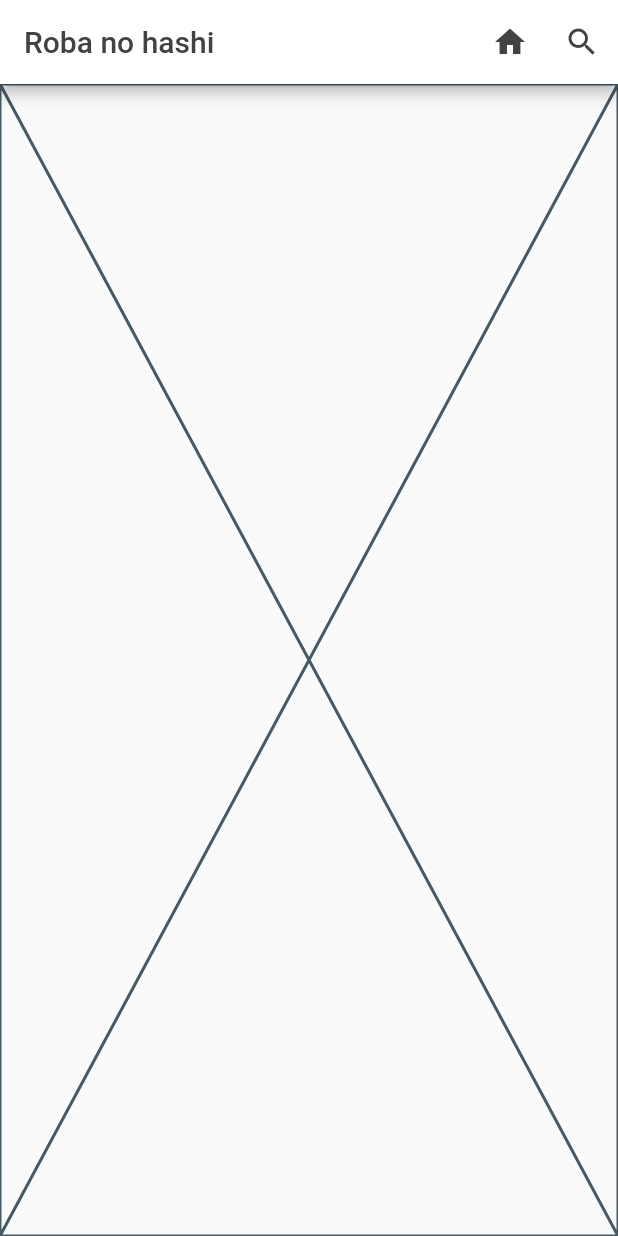
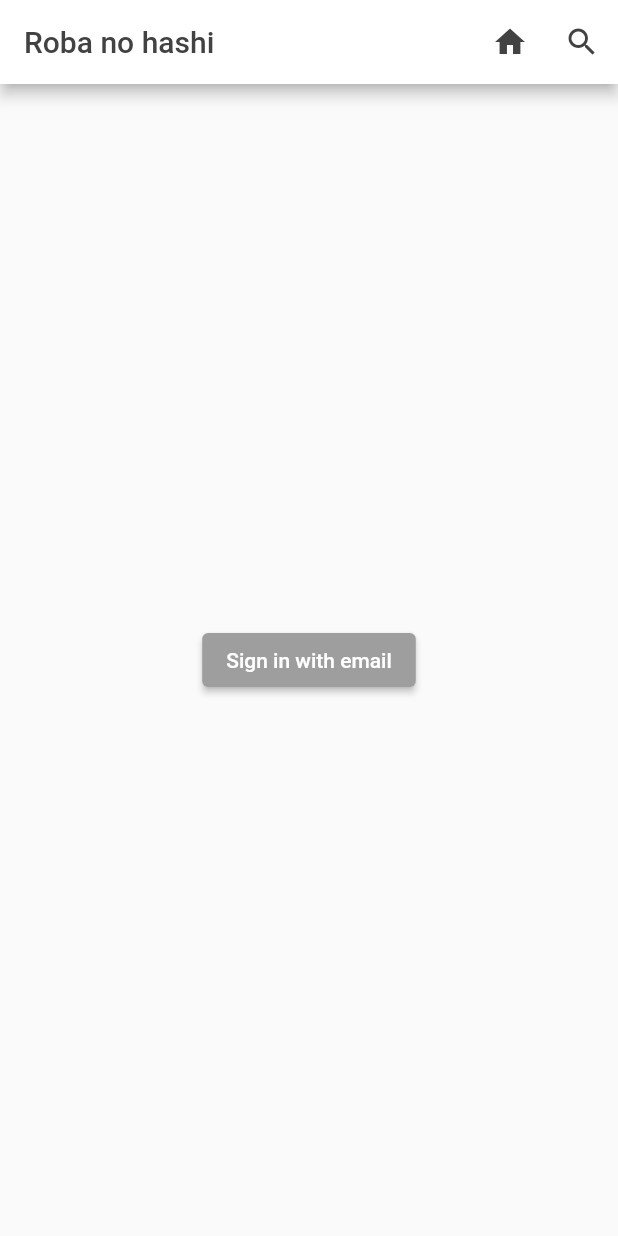
Before and after one commit to martingrzzler/robanohashi-app, a Flutter app: the screen it shows after launch, on a phone screen of 412 x 824 dp. Run offline on Flutter 3.47's test engine with Material 2 defaults, Android fonts, the phone set to English and light mode, and no system bars; our stand-ins replace firebase_auth, firebase_core, timeago; missing offline and left inert: firebase_ui_auth, firebase_ui_oauth_google, jovial_svg; accounts and stored records are empty.

Commit message:
added user authentication

```diff
--- a/lib/main.dart
+++ b/lib/main.dart
@@ -1,18 +1,56 @@
+import 'package:firebase_auth/firebase_auth.dart' hide EmailAuthProvider;
+import 'package:firebase_ui_auth/firebase_ui_auth.dart';
+import 'package:firebase_ui_oauth_google/firebase_ui_oauth_google.dart';
 import 'package:flutter/material.dart';
+import 'package:provider/provider.dart';
+import 'package:robanohashi/firebase_options.dart';
 import 'package:robanohashi/pages/kanji/kanji.dart';
 import 'package:robanohashi/pages/radical/radical.dart';
 import 'package:robanohashi/pages/vocabulary/vocabulary.dart';
+import 'package:firebase_core/firebase_core.dart';
+import 'package:robanohashi/service/auth.dart';
 
 import 'pages/home.dart';
 
-void main() => runApp(const App());
+Future<void> main() async {
+  WidgetsFlutterBinding.ensureInitialized();
+
+  print("LOG ${Firebase.apps}");
+  print("LOG initializing Firebase");
+  try {
+    await Firebase.initializeApp(
+        options: DefaultFirebaseOptions.currentPlatform);
+  } catch (e) {
+    print("LOG error initializing Firebase: $e");
+  }
+  print("LOG done with Firebase");
+  FirebaseUIAuth.configureProviders([
+    EmailAuthProvider(),
+    GoogleProvider(
+      clientId: DefaultFirebaseOptions.currentPlatform.androidClientId ??
+          DefaultFirebaseOptions.currentPlatform.iosClientId ??
+          '',
+    )
+  ]);
+
+  runApp(const App());
+}
 
 class App extends StatelessWidget {
   const App({super.key});
 
   @override
   Widget build(BuildContext context) {
-    return MaterialApp(
+    return MultiProvider(
+      providers: [
+        Provider(
+          create: (_) => AuthService(FirebaseAuth.instance),
+        ),
+        StreamProvider(
+            create: (context) => context.read<AuthService>().authStateChanges,
+            initialData: null)
+      ],
+      child: MaterialApp(
         theme: ThemeData(
           brightness: Brightness.light,
           appBarTheme: AppBarTheme(
@@ -42,6 +80,32 @@ class App extends StatelessWidget {
         initialRoute: '/',
         routes: {
           '/': (context) => const Home(),
+          '/login': (context) => SignInScreen(
+                actions: [
+                  AuthStateChangeAction<SignedIn>((context, state) {
+                    if (!state.user!.emailVerified) {
+                      Navigator.pushNamed(context, '/verify-email');
+                    } else {
+                      Navigator.pushReplacementNamed(context, '/');
+                    }
+                  }),
+                  AuthStateChangeAction<UserCreated>((context, state) {
+                    // AuthStateChangeAction<SignedIn> does not trigger on registered user
+                    if (!state.credential.user!.emailVerified) {
+                      Navigator.pushNamed(context, '/verify-email');
+                    } else {
+                      Navigator.pushReplacementNamed(context, '/');
+                    }
+                  }),
+                ],
+              ),
+          '/verify-email': (context) => EmailVerificationScreen(
+                actions: [
+                  EmailVerifiedAction(() {
+                    Navigator.pushReplacementNamed(context, '/');
+                  })
+                ],
+              ),
         },
         onGenerateRoute: (settings) {
           switch (settings.name) {
@@ -64,6 +128,7 @@ class App extends StatelessWidget {
               throw Exception('Unknown route: ${settings.name}');
           }
         },
+      ),
     );
   }
 }
--- a/lib/pages/home.dart
+++ b/lib/pages/home.dart
@@ -1,20 +1,33 @@
+import 'package:firebase_auth/firebase_auth.dart';
+import 'package:firebase_ui_auth/firebase_ui_auth.dart';
+import 'package:provider/provider.dart';
 import 'package:flutter/material.dart';
+import 'package:robanohashi/service/auth.dart';
 
 import '../app_bar.dart';
 
-class Home extends StatefulWidget {
+class Home extends StatelessWidget {
   const Home({Key? key}) : super(key: key);
 
   @override
-  State<Home> createState() => _HomeState();
-}
+  Widget build(BuildContext context) {
+    final user = context.watch<User?>();
+    print("LOG USER EMAIL ${user?.email}}");
 
-class _HomeState extends State<Home> {
-  @override
-  Widget build(BuildContext context) {
-    return const Scaffold(
-      appBar: CustomAppBar(),
-      body: Placeholder(),
+    return Scaffold(
+      appBar: const CustomAppBar(),
+      body: Center(
+        child: ElevatedButton(
+          onPressed: () async {
+            if (user == null) {
+              Navigator.pushNamed(context, '/login');
+            } else {
+              await context.read<AuthService>().signOut();
+            }
+          },
+          child: Text(user == null ? 'Sign in with email' : 'Sign out'),
+        ),
+      ),
     );
   }
 }
--- /dev/null
+++ b/lib/service/auth.dart
@@ -0,0 +1,13 @@
+import 'package:firebase_auth/firebase_auth.dart';
+
+class AuthService {
+  final FirebaseAuth _firebaseAuth;
+
+  AuthService(this._firebaseAuth);
+
+  Stream<User?> get authStateChanges => _firebaseAuth.authStateChanges();
+
+  Future<void> signOut() async {
+    await _firebaseAuth.signOut();
+  }
+}
```
Also changed, not shown: pubspec.yaml (+7 -2 lines), lib/firebase_options.dart (added), pubspec.lock, 10 other files. Lines whose indentation alone changed are shown as unchanged.
